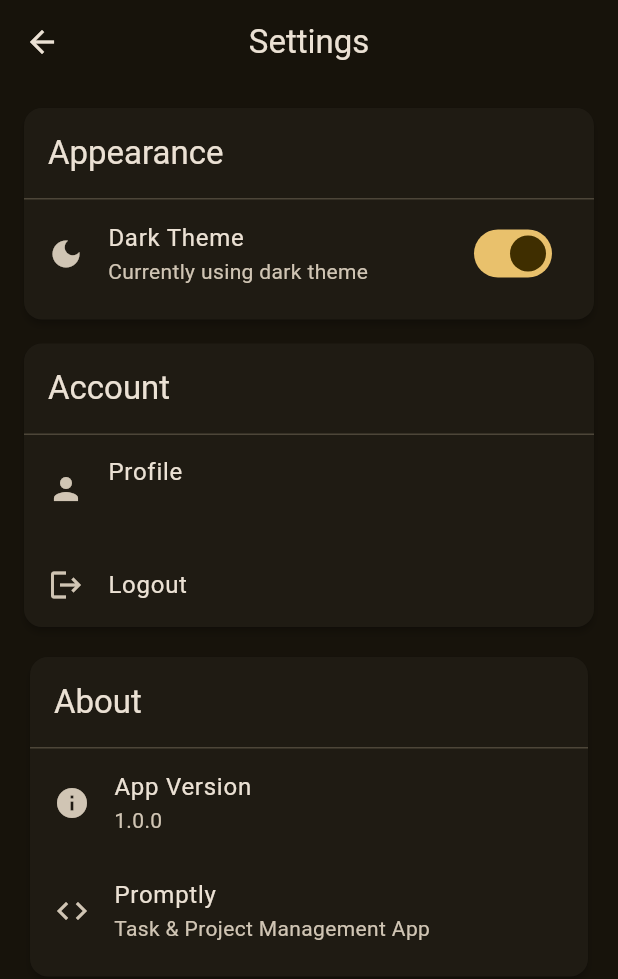
After one commit to Janani0231/Promptly, a Flutter app: the SettingsScreen screen opened by its route, after a tap on "Dark Theme", on a phone screen of 412 x 824 dp. The commit adds this screen. Shown: the top 979 px of the screen. Run offline on Flutter 3.47's test engine with Material 3 defaults, Android fonts, the phone set to English and light mode, and no system bars; our stand-ins replace image_picker, shared_preferences, supabase_flutter; accounts and stored records are empty; network calls fail.

Commit message:
Add settings screen and enhance theme management; update UI components. Introduced a new SettingsScreen for user preferences, improved theme loading with error handling, and refined input decoration styles across the app.

```diff
--- a/lib/app/theme.dart
+++ b/lib/app/theme.dart
@@ -4,20 +4,84 @@ class AppTheme {
   static ThemeData get lightTheme {
     return ThemeData(
       colorScheme: ColorScheme.fromSeed(
-        seedColor: Colors.blue,
+        seedColor: Colors.amber,
         brightness: Brightness.light,
       ),
       useMaterial3: true,
+      appBarTheme: const AppBarTheme(
+        elevation: 0,
+        centerTitle: true,
+      ),
+      cardTheme: CardTheme(
+        elevation: 2,
+        shape: RoundedRectangleBorder(
+          borderRadius: BorderRadius.circular(12),
+        ),
+      ),
+      elevatedButtonTheme: ElevatedButtonThemeData(
+        style: ElevatedButton.styleFrom(
+          elevation: 2,
+          shape: RoundedRectangleBorder(
+            borderRadius: BorderRadius.circular(8),
+          ),
+        ),
+      ),
+      inputDecorationTheme: InputDecorationTheme(
+        border: OutlineInputBorder(
+          borderRadius: BorderRadius.circular(8),
+        ),
+        filled: true,
+        fillColor: Colors.grey[200],
+        hintStyle: TextStyle(color: Colors.grey[600]),
+        labelStyle: TextStyle(color: Colors.grey[800]),
+      ),
+      textSelectionTheme: TextSelectionThemeData(
+        cursorColor: Colors.amber[800],
+        selectionColor: Colors.amber.withOpacity(0.3),
+        selectionHandleColor: Colors.amber,
+      ),
     );
   }
 
   static ThemeData get darkTheme {
     return ThemeData(
       colorScheme: ColorScheme.fromSeed(
-        seedColor: Colors.blue,
+        seedColor: Colors.amber,
         brightness: Brightness.dark,
       ),
       useMaterial3: true,
+      appBarTheme: const AppBarTheme(
+        elevation: 0,
+        centerTitle: true,
+      ),
+      cardTheme: CardTheme(
+        elevation: 2,
+        shape: RoundedRectangleBorder(
+          borderRadius: BorderRadius.circular(12),
+        ),
+      ),
+      elevatedButtonTheme: ElevatedButtonThemeData(
+        style: ElevatedButton.styleFrom(
+          elevation: 2,
+          shape: RoundedRectangleBorder(
+            borderRadius: BorderRadius.circular(8),
+          ),
+        ),
+      ),
+      inputDecorationTheme: InputDecorationTheme(
+        border: OutlineInputBorder(
+          borderRadius: BorderRadius.circular(8),
+        ),
+        filled: true,
+        fillColor: Colors.grey[800],
+        hintStyle: TextStyle(color: Colors.grey[400]),
+        labelStyle: TextStyle(color: Colors.grey[300]),
+      ),
+      textSelectionTheme: TextSelectionThemeData(
+        cursorColor: Colors.amber[400],
+        selectionColor: Colors.amber.withOpacity(0.3),
+        selectionHandleColor: Colors.amber,
+      ),
     );
   }
 }
--- a/lib/app/theme_provider.dart
+++ b/lib/app/theme_provider.dart
@@ -4,23 +4,53 @@ import 'package:shared_preferences/shared_preferences.dart';
 class ThemeProvider with ChangeNotifier {
   static const String _themeKey = 'isDarkTheme';
   bool _isDarkTheme = false;
+  bool _isInitialized = false;
 
   bool get isDarkTheme => _isDarkTheme;
+  bool get isInitialized => _isInitialized;
 
   ThemeProvider() {
     _loadTheme();
   }
 
   Future<void> _loadTheme() async {
+    try {
       final prefs = await SharedPreferences.getInstance();
       _isDarkTheme = prefs.getBool(_themeKey) ?? false;
+      _isInitialized = true;
       notifyListeners();
+    } catch (e) {
+      debugPrint('Error loading theme preference: $e');
+      _isInitialized = true;
+      notifyListeners();
+    }
   }
 
   Future<void> toggleTheme() async {
-    _isDarkTheme = !_isDarkTheme;
+    await _setTheme(!_isDarkTheme);
+  }
+
+  Future<void> setDarkTheme() async {
+    await _setTheme(true);
+  }
+
+  Future<void> setLightTheme() async {
+    await _setTheme(false);
+  }
+
+  Future<void> _setTheme(bool isDark) async {
+    if (_isDarkTheme == isDark) return;
+
+    try {
+      _isDarkTheme = isDark;
       final prefs = await SharedPreferences.getInstance();
       await prefs.setBool(_themeKey, _isDarkTheme);
       notifyListeners();
+    } catch (e) {
+      debugPrint('Error saving theme preference: $e');
+      // Revert if saving failed
+      _isDarkTheme = !isDark;
+      notifyListeners();
     }
   }
+}
--- a/lib/home/home_dashboard_screen.dart
+++ b/lib/home/home_dashboard_screen.dart
@@ -244,15 +244,18 @@ class _HomeDashboardScreenState extends State<HomeDashboardScreen> {
         title: const Text('Home'),
         automaticallyImplyLeading: false, // Remove back button
         actions: [
-          // Profile icon button
+          // Settings icon button
           IconButton(
-            icon: const Icon(Icons.account_circle),
+            icon: const Icon(Icons.settings),
+            tooltip: 'Settings',
             onPressed: () {
-              Navigator.pushNamed(context, '/profile');
+              Navigator.pushNamed(context, '/settings');
             },
           ),
+          // Logout icon button
           IconButton(
             icon: const Icon(Icons.logout),
+            tooltip: 'Logout',
             onPressed: () async {
               await supabaseService.logout();
             },
--- a/lib/main.dart
+++ b/lib/main.dart
@@ -10,6 +10,7 @@ import 'home/home_dashboard_screen.dart';
 import 'project/projects_screen.dart';
 import 'services/supabase_service.dart';
 import 'home/home_screen.dart';
+import 'settings/settings_screen.dart';
 
 Future<void> main() async {
   WidgetsFlutterBinding.ensureInitialized();
@@ -54,6 +55,7 @@ class MyApp extends StatelessWidget {
               },
               '/profile': (context) => const ProfileScreen(),
               '/projects': (context) => const ProjectsScreen(),
+              '/settings': (context) => const SettingsScreen(),
             },
           );
         },
--- a/lib/project/create_project_screen.dart
+++ b/lib/project/create_project_screen.dart
@@ -109,7 +109,6 @@ class _CreateProjectScreenState extends State<CreateProjectScreen> {
                   borderRadius: BorderRadius.circular(8),
                 ),
                 filled: true,
-                fillColor: Colors.grey[800],
               ),
               validator: (value) {
                 if (value == null || value.trim().isEmpty) {
--- a/lib/project/edit_project_screen.dart
+++ b/lib/project/edit_project_screen.dart
@@ -166,7 +166,6 @@ class _EditProjectScreenState extends State<EditProjectScreen> {
                   borderRadius: BorderRadius.circular(8),
                 ),
                 filled: true,
-                fillColor: Colors.grey[800],
               ),
               validator: (value) {
                 if (value == null || value.trim().isEmpty) {
@@ -192,7 +191,6 @@ class _EditProjectScreenState extends State<EditProjectScreen> {
                   borderRadius: BorderRadius.circular(8),
                 ),
                 filled: true,
-                fillColor: Colors.grey[800],
               ),
               maxLines: 5,
             ),
@@ -211,9 +209,9 @@ class _EditProjectScreenState extends State<EditProjectScreen> {
                 padding:
                     const EdgeInsets.symmetric(horizontal: 16, vertical: 12),
                 decoration: BoxDecoration(
-                  color: Colors.grey[800],
                   borderRadius: BorderRadius.circular(8),
-                  border: Border.all(color: Colors.grey[700]!),
+                  border: Border.all(color: Theme.of(context).dividerColor),
+                  color: Theme.of(context).inputDecorationTheme.fillColor,
                 ),
                 child: Row(
                   children: [
--- /dev/null
+++ b/lib/settings/settings_screen.dart
@@ -0,0 +1,144 @@
+import 'package:flutter/material.dart';
+import 'package:provider/provider.dart';
+import '../app/theme_provider.dart';
+import '../services/supabase_service.dart';
+
+class SettingsScreen extends StatelessWidget {
+  const SettingsScreen({super.key});
+
+  @override
+  Widget build(BuildContext context) {
+    final themeProvider = context.watch<ThemeProvider>();
+    final supabaseService = context.watch<SupabaseService>();
+    final user = supabaseService.currentUser;
+
+    return Scaffold(
+      appBar: AppBar(
+        title: const Text('Settings'),
+      ),
+      body: ListView(
+        padding: const EdgeInsets.all(16),
+        children: [
+          // Theme Settings
+          Card(
+            margin: const EdgeInsets.only(bottom: 16),
+            child: Column(
+              crossAxisAlignment: CrossAxisAlignment.start,
+              children: [
+                Padding(
+                  padding: const EdgeInsets.all(16),
+                  child: Text(
+                    'Appearance',
+                    style: Theme.of(context).textTheme.titleLarge,
+                  ),
+                ),
+                const Divider(height: 1),
+                SwitchListTile(
+                  title: const Text('Dark Theme'),
+                  subtitle: Text(
+                    themeProvider.isDarkTheme
+                        ? 'Currently using dark theme'
+                        : 'Currently using light theme',
+                  ),
+                  value: themeProvider.isDarkTheme,
+                  onChanged: (value) {
+                    themeProvider.toggleTheme();
+                  },
+                  secondary: Icon(
+                    themeProvider.isDarkTheme
+                        ? Icons.dark_mode
+                        : Icons.light_mode,
+                  ),
+                ),
+                const SizedBox(height: 8),
+              ],
+            ),
+          ),
+
+          // Account Settings
+          if (user != null)
+            Card(
+              margin: const EdgeInsets.only(bottom: 16),
+              child: Column(
+                crossAxisAlignment: CrossAxisAlignment.start,
+                children: [
+                  Padding(
+                    padding: const EdgeInsets.all(16),
+                    child: Text(
+                      'Account',
+                      style: Theme.of(context).textTheme.titleLarge,
+                    ),
+                  ),
+                  const Divider(height: 1),
+                  ListTile(
+                    leading: const Icon(Icons.person),
+                    title: const Text('Profile'),
+                    subtitle: Text(user.email ?? 'No email'),
+                    onTap: () {
+                      Navigator.pushNamed(context, '/profile');
+                    },
+                  ),
+                  ListTile(
+                    leading: const Icon(Icons.logout),
+                    title: const Text('Logout'),
+                    onTap: () async {
+                      final confirmed = await showDialog<bool>(
+                        context: context,
+                        builder: (context) => AlertDialog(
+                          title: const Text('Logout'),
+                          content:
+                              const Text('Are you sure you want to logout?'),
+                          actions: [
+                            TextButton(
+                              onPressed: () => Navigator.pop(context, false),
+                              child: const Text('Cancel'),
+                            ),
+                            TextButton(
+                              onPressed: () => Navigator.pop(context, true),
+                              child: const Text('Logout'),
+                            ),
+                          ],
+                        ),
+                      );
+
+                      if (confirmed == true) {
+                        await supabaseService.logout();
+                      }
+                    },
+                  ),
+                ],
+              ),
+            ),
+
+          // About App
+          Card(
+            child: Column(
+              crossAxisAlignment: CrossAxisAlignment.start,
+              children: [
+                Padding(
+                  padding: const EdgeInsets.all(16),
+                  child: Text(
+                    'About',
+                    style: Theme.of(context).textTheme.titleLarge,
+                  ),
+                ),
+                const Divider(height: 1),
+                ListTile(
+                  leading: const Icon(Icons.info),
+                  title: const Text('App Version'),
+                  subtitle: const Text('1.0.0'),
+                ),
+                const ListTile(
+                  leading: Icon(Icons.code),
+                  title: Text('Promptly'),
+                  subtitle: Text('Task & Project Management App'),
+                ),
+                const SizedBox(height: 8),
+              ],
+            ),
+          ),
+        ],
+      ),
+    );
+  }
+}
```
Lines whose indentation alone changed are shown as unchanged.
